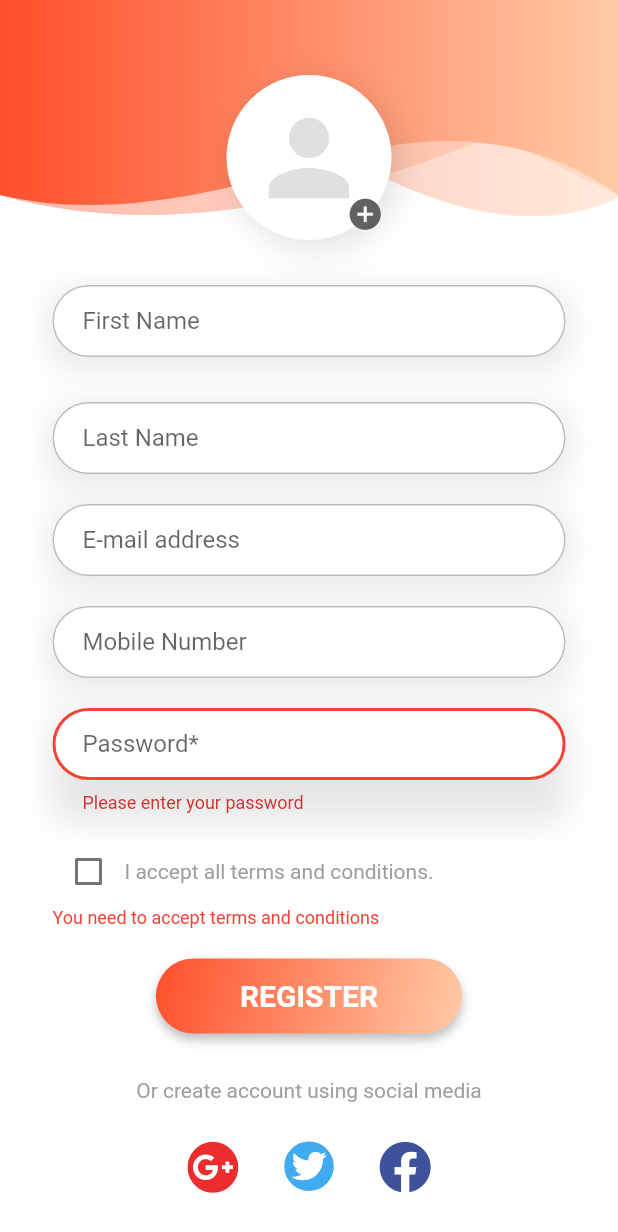
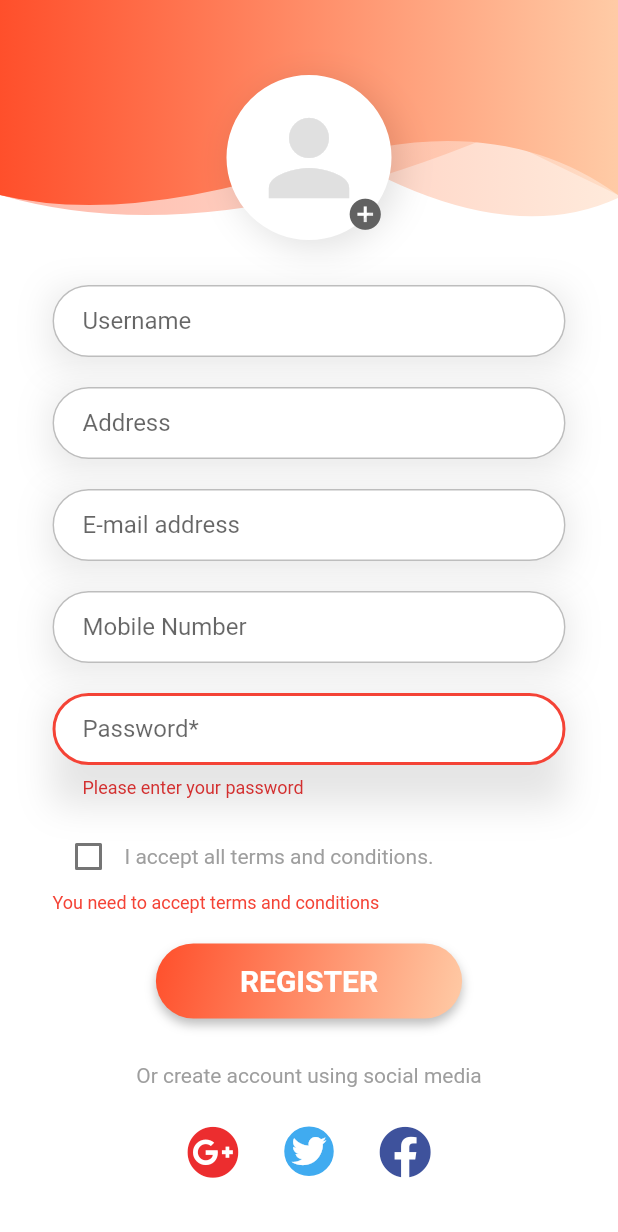
Before and after one commit to sdu-mp-21/food-delivery, a Flutter app: the SignUp screen opened by its route, after a tap on "REGISTER", on a phone screen of 412 x 824 dp. Shown: the top 1232 px of the screen. Run offline on Flutter 3.47's test engine with Material 2 defaults, Android fonts, the phone set to English and light mode, and no system bars; our stand-ins replace font_awesome_flutter, hexcolor, otp_text_field.

```diff
--- a/lib/screens/sign_up.dart
+++ b/lib/screens/sign_up.dart
@@ -1,3 +1,5 @@
+import 'dart:convert';
+
 import 'package:delivery_app/screens/user_profile.dart';
 import 'package:flutter/material.dart';
 import 'package:flutter/gestures.dart';
@@ -6,6 +8,7 @@ import 'package:delivery_app/components/header_widget.dart';
 import 'package:delivery_app/components/theme_helper.dart';
 import 'package:font_awesome_flutter/font_awesome_flutter.dart';
 import 'package:hexcolor/hexcolor.dart';
+import 'package:http/http.dart' as http;
 void main() => runApp(const SignUp());
 
 class SignUp extends StatefulWidget {
@@ -20,6 +23,13 @@ class MyCustomFormState extends State<SignUp> {
    final _formKey = GlobalKey<FormState>();
   bool checkedValue = false;
   bool checkboxValue = false;
+
+    var usernameController = TextEditingController();
+    var passwordController = TextEditingController();
+    var addressController = TextEditingController();
+    var passwordConfirmController = TextEditingController();
+    var titleController = TextEditingController();
+
 
   @override
   Widget build(BuildContext context) {
@@ -80,14 +90,16 @@ class MyCustomFormState extends State<SignUp> {
                         SizedBox(height: 30,),
                         Container(
                           child: TextFormField(
-                            decoration: ThemeHelper().textInputDecoration('First Name', 'Enter your first name'),
+                            controller: usernameController,
+                            decoration: ThemeHelper().textInputDecoration('Username', 'Enter your username'),
                           ),
                           decoration: ThemeHelper().inputBoxDecorationShaddow(),
                         ),
-                        SizedBox(height: 30,),
+                        SizedBox(height: 20.0),
                         Container(
                           child: TextFormField(
-                            decoration: ThemeHelper().textInputDecoration('Last Name', 'Enter your last name'),
+                            controller: addressController,
+                            decoration: ThemeHelper().textInputDecoration('Address', 'Enter your address'),
                           ),
                           decoration: ThemeHelper().inputBoxDecorationShaddow(),
                         ),
@@ -124,6 +136,7 @@ class MyCustomFormState extends State<SignUp> {
                         SizedBox(height: 20.0),
                         Container(
                           child: TextFormField(
+                            controller: passwordController,
                             obscureText: true,
                             decoration: ThemeHelper().textInputDecoration(
                                 "Password*", "Enter your password"),
@@ -191,12 +204,7 @@ class MyCustomFormState extends State<SignUp> {
                             ),
                             onPressed: () {
                               if (_formKey.currentState!.validate()) {
-                                Navigator.of(context).pushAndRemoveUntil(
-                                    MaterialPageRoute(
-                                        builder: (context) => UserProfile()
-                                    ),
-                                        (Route<dynamic> route) => false
-                                );
+                               login();
                               }
                             },
                           ),
@@ -278,4 +286,41 @@ class MyCustomFormState extends State<SignUp> {
     );
   }
 
+  Future <void> login() async {
+    if(passwordController.text.isNotEmpty && usernameController.text.isNotEmpty){
+
+     var response =  await http.post(
+          Uri.parse("https://cors-anywhere.herokuapp.com/https://fast-cliffs-74827.herokuapp.com/api/users/"),
+          headers: {
+            'Content-type': 'application/json',
+            'Accept': 'application/json',
+            'Access-Control-Allow-Origin': '*'
+          },
+          body: jsonEncode({
+            "username":usernameController.text,
+            "password":passwordController.text,
+            "address_set":[{
+              "latitude":43.238949,
+              "longitude":76.889709,
+              "text_address":addressController.text,
+              "comment":addressController.text,
+              }]
+          })
+      );
+      if(response.statusCode==200){
+        Navigator.pushReplacement(context, MaterialPageRoute(builder: (context) => UserProfile()));
+      }
+      else{
+        ScaffoldMessenger.of(context).showSnackBar(
+          SnackBar(content: Text("Invalid username or password")
+        ));
+      }
+    }
+    else{
+      ScaffoldMessenger.of(context).showSnackBar(
+        SnackBar(content: Text("Empty username or password is not allowed!")
+      ));
+    }
+  }
+
 }
```
Also changed, not shown: lib/screens/sign_in.dart (+42 -2 lines).
